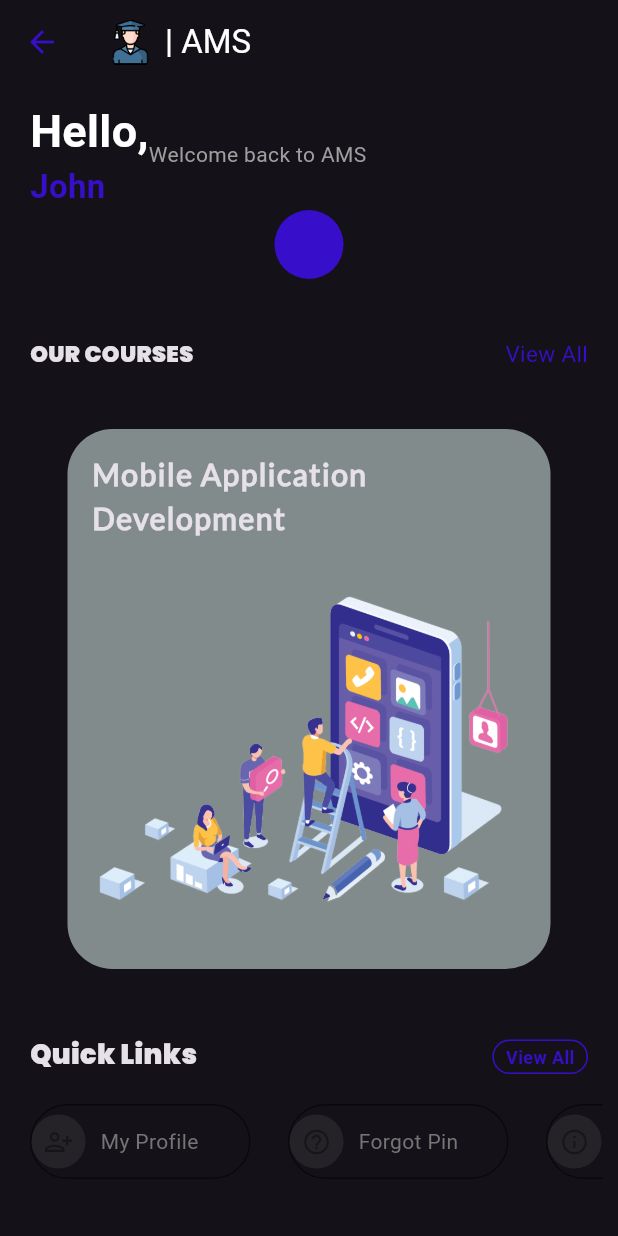
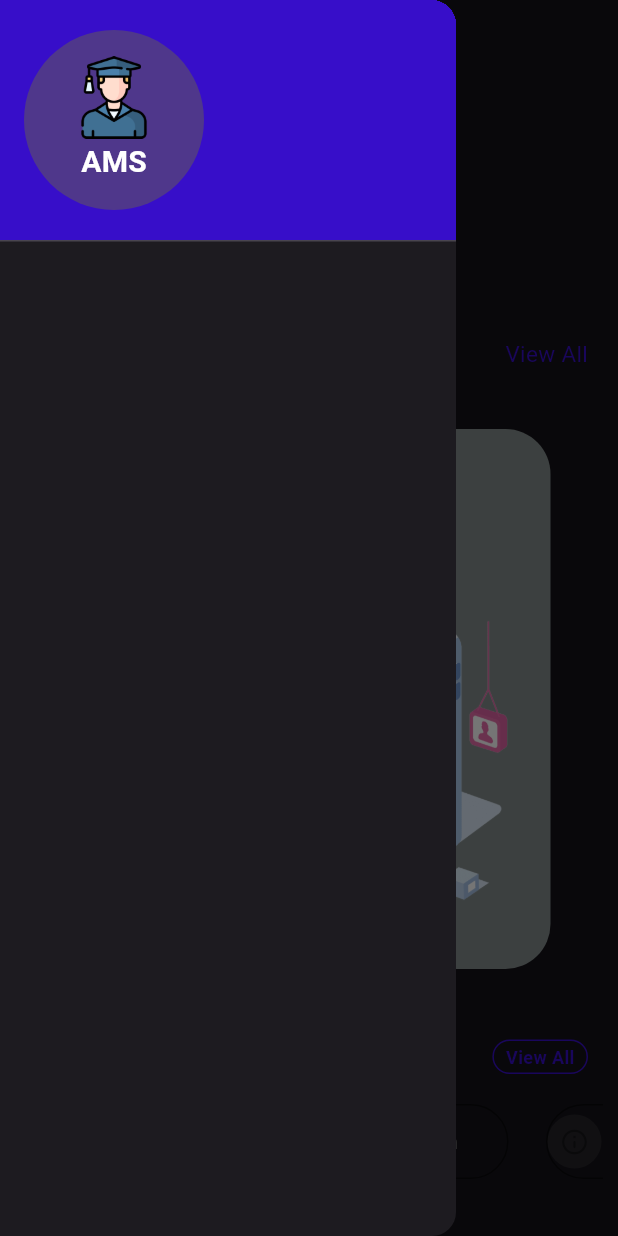
Before and after one commit to ashish10010/academyms, a Flutter app: the HomeScreen screen opened directly, with the side drawer open (before the commit the screen has no drawer), on a phone screen of 412 x 824 dp. Run offline on Flutter 3.47's test engine with Material 3 defaults, Android fonts, the light colour scheme and no system bars; drawn by our look-alikes of carousel_slider; our stand-ins replace cached_network_image; Roboto replaces fonts that are missing (Lato-Reg).

Commit message:
navdrawer

```diff
--- /dev/null
+++ b/lib/model/navdrawer.dart
@@ -0,0 +1,58 @@
+import 'package:flutter/material.dart';
+
+class NavDrawer extends StatefulWidget {
+  final String email;
+  final String username;
+  const NavDrawer({super.key, required this.email, required this.username});
+
+  @override
+  State<NavDrawer> createState() => _NavDrawerState();
+}
+
+class _NavDrawerState extends State<NavDrawer> {
+  @override
+  Widget build(BuildContext context) {
+    return  Drawer(
+      child: ListView(
+        children: <Widget>[
+           DrawerHeader(
+            padding: EdgeInsets.zero,
+             child: Container(
+              child: Stack(
+                children: [
+                  Container(
+                       color: const Color.fromARGB(255, 55, 14, 201),
+                  ),
+                    Transform.translate(
+                        offset: Offset(16, 20),
+                        child:  CircleAvatar(
+                          radius: 60,
+                          child: Column(
+                            mainAxisAlignment: MainAxisAlignment.center,
+                            crossAxisAlignment: CrossAxisAlignment.center,
+                            children: [
+                              Image.asset('assets/images/splash.png',
+                              height: 55,
+                              ),
+                             const Text("AMS",
+                              style: TextStyle(
+                                color: Colors.white,
+                                fontSize: 20,
+                                fontWeight: FontWeight.bold,
+                              ),)
+                            ],
+                          ),
+                        ),
+                      ),
+
+
+                ],
+              ),
+
+             ),
+           )
+        ],
+      ),
+    );
+  }
+}
--- a/lib/screens/home_screen.dart
+++ b/lib/screens/home_screen.dart
@@ -3,7 +3,7 @@
 import 'package:Academy/model/course_card.dart';
 import 'package:carousel_slider/carousel_slider.dart';
 import 'package:flutter/material.dart';
-
+import '../model/navdrawer.dart';
 import '../utilis/constants.dart';
 import 'about.dart';
 import 'my_profile.dart';
@@ -165,10 +165,10 @@ class _HomeScreenState extends State<HomeScreen> {
           ],
         ),
       ),
-      // drawer: NewDrawer(
-      //   username : firstName,
-      //   email: email,
-      // ),
+      drawer: NavDrawer(
+        username : firstName,
+        email: email,
+      ),
       body: SafeArea(
         child: SingleChildScrollView(
           child: Column(
```
